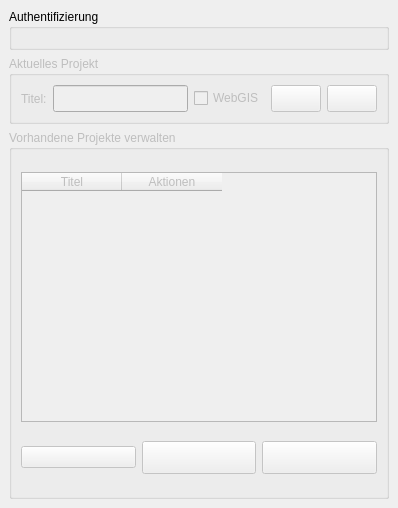
gbd-consult/gbd-websuite-manager, file gbd_websuite_plugin/gbd_websuite_plugin_dockwidget_base.ui: the form before one commit.
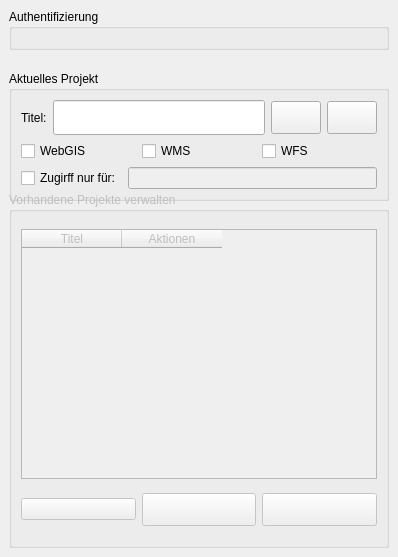
The form after the commit. Icons and pictures are not drawn. Custom widgets are drawn as their Qt base class.

Commit message: ui with auth

What changed in the file:
```diff
--- a/gbd_websuite_plugin/gbd_websuite_plugin_dockwidget_base.ui
+++ b/gbd_websuite_plugin/gbd_websuite_plugin_dockwidget_base.ui
@@ -7,13 +7,13 @@
     <x>0</x>
     <y>0</y>
     <width>398</width>
-    <height>508</height>
+    <height>557</height>
    </rect>
   </property>
   <property name="minimumSize">
    <size>
     <width>398</width>
-    <height>508</height>
+    <height>557</height>
    </size>
   </property>
   <property name="maximumSize">
@@ -50,13 +50,22 @@
     </item>
     <item>
      <widget class="QGroupBox" name="aktuelles_projekt">
-      <property name="enabled">
-       <bool>false</bool>
+      <property name="sizePolicy">
+       <sizepolicy hsizetype="Preferred" vsizetype="Preferred">
+        <horstretch>0</horstretch>
+        <verstretch>100</verstretch>
+       </sizepolicy>
+      </property>
+      <property name="minimumSize">
+       <size>
+        <width>0</width>
+        <height>130</height>
+       </size>
       </property>
       <property name="maximumSize">
        <size>
         <width>16777215</width>
-        <height>68</height>
+        <height>100</height>
        </size>
       </property>
       <property name="whatsThis">
@@ -65,7 +74,9 @@
       <property name="title">
        <string>Aktuelles Projekt</string>
       </property>
-      <layout class="QHBoxLayout" name="horizontalLayout">
+      <layout class="QVBoxLayout" name="verticalLayout_4">
+       <item>
+        <layout class="QHBoxLayout" name="horizontalLayout_3">
        <item>
         <widget class="QLabel" name="label_8">
          <property name="text">
@@ -104,22 +115,6 @@
          </property>
         </widget>
        </item>
-       <item>
-        <widget class="QCheckBox" name="gws_publish_project">
-         <property name="enabled">
-          <bool>true</bool>
-         </property>
-         <property name="text">
-          <string>WebGIS</string>
-         </property>
-         <property name="checked">
-          <bool>false</bool>
-         </property>
-         <property name="tristate">
-          <bool>false</bool>
-         </property>
-        </widget>
-       </item>
        <item>
         <widget class="QPushButton" name="button_options">
          <property name="sizePolicy">
@@ -197,6 +192,69 @@
         </widget>
        </item>
       </layout>
+       </item>
+       <item>
+        <layout class="QHBoxLayout" name="horizontalLayout_4">
+         <item>
+          <widget class="QCheckBox" name="gws_publish_project">
+           <property name="enabled">
+            <bool>true</bool>
+           </property>
+           <property name="text">
+            <string>WebGIS</string>
+           </property>
+           <property name="checked">
+            <bool>false</bool>
+           </property>
+           <property name="tristate">
+            <bool>false</bool>
+           </property>
+          </widget>
+         </item>
+         <item>
+          <widget class="QCheckBox" name="gws_wms">
+           <property name="enabled">
+            <bool>true</bool>
+           </property>
+           <property name="text">
+            <string>WMS</string>
+           </property>
+          </widget>
+         </item>
+         <item>
+          <widget class="QCheckBox" name="gws_wfs">
+           <property name="enabled">
+            <bool>true</bool>
+           </property>
+           <property name="text">
+            <string>WFS</string>
+           </property>
+          </widget>
+         </item>
+        </layout>
+       </item>
+       <item>
+        <layout class="QHBoxLayout" name="horizontalLayout">
+         <item>
+          <widget class="QCheckBox" name="gws_roles">
+           <property name="text">
+            <string>Zugirff nur für:</string>
+           </property>
+          </widget>
+         </item>
+         <item>
+          <widget class="QLineEdit" name="roles_ows">
+           <property name="enabled">
+            <bool>false</bool>
+           </property>
+           <property name="toolTip">
+            <string>Rollen bitte Komma getrennt eingeben.</string>
+           </property>
+          </widget>
+         </item>
+        </layout>
+       </item>
+      </layout>
      </widget>
     </item>
     <item>
```
Left out of the diff: 24 changed lines with no effect on the pictures. Lines whose indentation alone changed are shown as unchanged.
